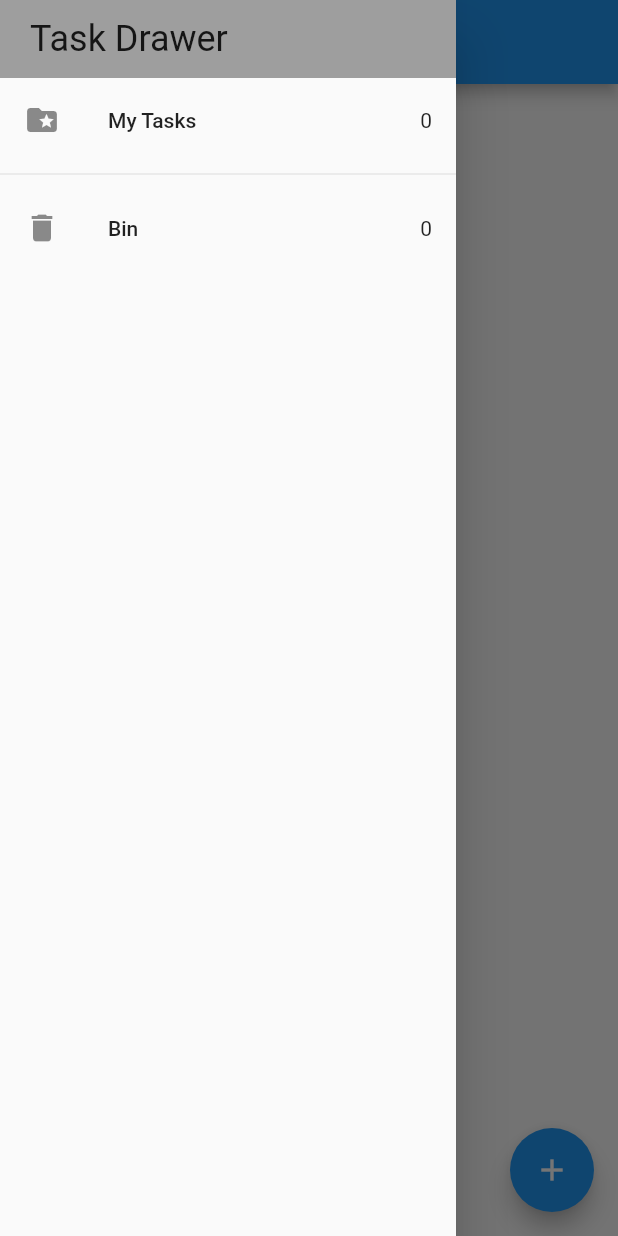
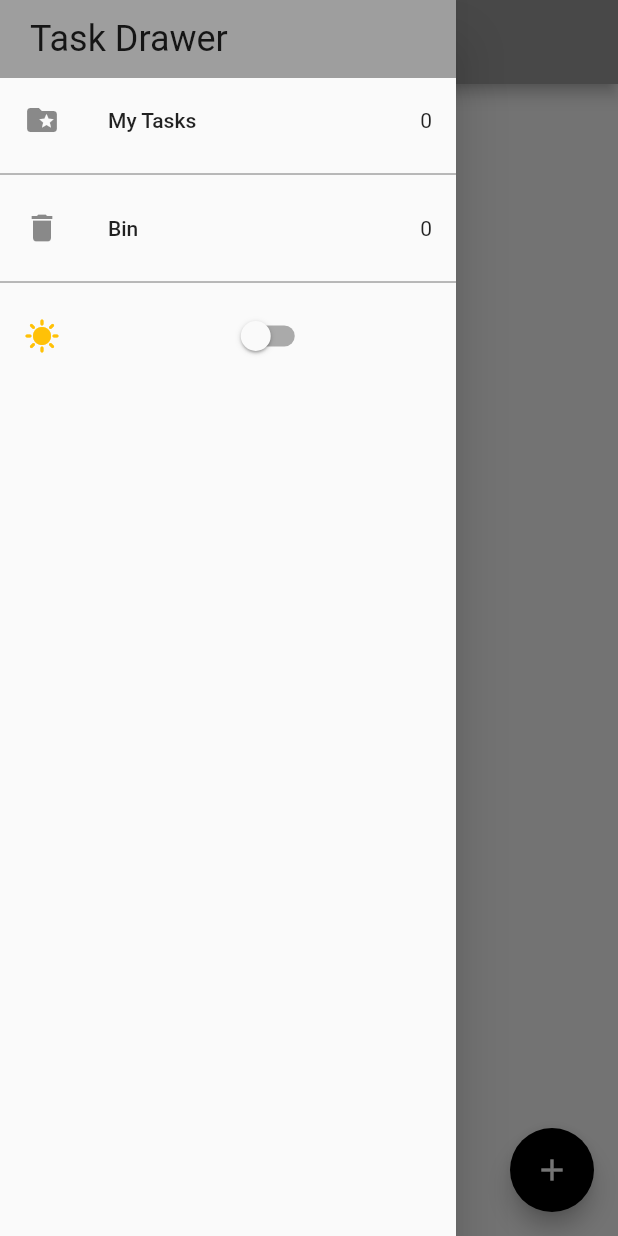
Before and after one commit to John-Rocha/todo_list_firebase, a Flutter app: the screen it shows after launch, with the side drawer open, on a phone screen of 412 x 824 dp. Run offline on Flutter 3.47's test engine with Material 2 defaults, Android fonts, the phone set to English and light mode, and no system bars; our stand-ins replace equatable, flutter_bloc, hydrated_bloc.

Commit message:
feat: implements dark mode

```diff
--- a/lib/core/ui/app_theme.dart
+++ b/lib/core/ui/app_theme.dart
@@ -6,7 +6,6 @@ class AppThemes {
   static final appThemeData = {
     AppTheme.darkTheme: ThemeData(
       primaryColor: Colors.black,
-      brightness: Brightness.dark,
       dividerColor: Colors.black54,
       floatingActionButtonTheme: const FloatingActionButtonThemeData(
         backgroundColor: Colors.white,
@@ -21,7 +20,10 @@ class AppThemes {
       ),
       bottomNavigationBarTheme: const BottomNavigationBarThemeData(
           backgroundColor: Colors.grey, unselectedItemColor: Colors.white),
-      colorScheme: ColorScheme.fromSwatch(primarySwatch: Colors.grey).copyWith(
+      colorScheme: ColorScheme.fromSwatch(
+        primarySwatch: Colors.grey,
+        brightness: Brightness.dark,
+      ).copyWith(
         background: const Color(0xFF212121),
       ),
     ),
--- a/lib/main.dart
+++ b/lib/main.dart
@@ -3,8 +3,9 @@ import 'package:flutter/material.dart';
 import 'package:flutter_bloc/flutter_bloc.dart';
 import 'package:hydrated_bloc/hydrated_bloc.dart';
 import 'package:path_provider/path_provider.dart';
+import 'package:todo_list_firebase/blocs/switch_theme_bloc/switch_theme_bloc.dart';
 import 'package:todo_list_firebase/blocs/task_bloc/task_bloc.dart';
-import 'package:todo_list_firebase/core/ui/app_ui.dart';
+import 'package:todo_list_firebase/core/ui/app_theme.dart';
 import 'package:todo_list_firebase/screens/tasks_screen.dart';
 import 'package:todo_list_firebase/services/app_router.dart';
 
@@ -23,13 +24,27 @@ class MyApp extends StatelessWidget {
 
   @override
   Widget build(BuildContext context) {
-    return BlocProvider(
-      create: (context) => TaskBloc(),
-      child: MaterialApp(
-        debugShowCheckedModeBanner: false,
-        theme: AppUi.theme,
-        onGenerateRoute: (settings) => AppRouter().onGenerateRoute(settings),
-        home: const TasksScreen(),
+    return MultiBlocProvider(
+      providers: [
+        BlocProvider<TaskBloc>(
+          create: (context) => TaskBloc(),
+        ),
+        BlocProvider<SwitchThemeBloc>(
+          create: (context) => SwitchThemeBloc(),
+        ),
+      ],
+      child: BlocBuilder<SwitchThemeBloc, SwitchThemeState>(
+        builder: (context, state) {
+          return MaterialApp(
+            debugShowCheckedModeBanner: false,
+            theme: state.switchValue
+                ? AppThemes.appThemeData[AppTheme.darkTheme]
+                : AppThemes.appThemeData[AppTheme.lightTheme],
+            onGenerateRoute: (settings) =>
+                AppRouter().onGenerateRoute(settings),
+            home: const TasksScreen(),
+          );
+        },
       ),
     );
   }
--- a/lib/screens/my_drawer.dart
+++ b/lib/screens/my_drawer.dart
@@ -1,5 +1,6 @@
 import 'package:flutter/material.dart';
 import 'package:flutter_bloc/flutter_bloc.dart';
+import 'package:todo_list_firebase/blocs/switch_theme_bloc/switch_theme_bloc.dart';
 import 'package:todo_list_firebase/blocs/task_bloc/task_bloc.dart';
 import 'package:todo_list_firebase/screens/recycle_bin.dart';
 import 'package:todo_list_firebase/screens/tasks_screen.dart';
@@ -51,6 +52,29 @@ class MyDrawer extends StatelessWidget {
                   trailing: Text('${state.removedTasks.length}'),
                 );
               },
+            ),
+            const Divider(),
+            BlocBuilder<SwitchThemeBloc, SwitchThemeState>(
+              builder: (context, state) {
+                return ListTile(
+                  leading: Icon(
+                    state.switchValue ? Icons.mode_night : Icons.sunny,
+                    color: Colors.amber,
+                  ),
+                  title: Switch.adaptive(
+                    value: state.switchValue,
+                    onChanged: (newValue) {
+                      newValue
+                          ? context
+                              .read<SwitchThemeBloc>()
+                              .add(const SwitchOnEvent())
+                          : context
+                              .read<SwitchThemeBloc>()
+                              .add(const SwitchOffEvent());
+                    },
+                  ),
+                );
+              },
             )
           ],
         ),
```
